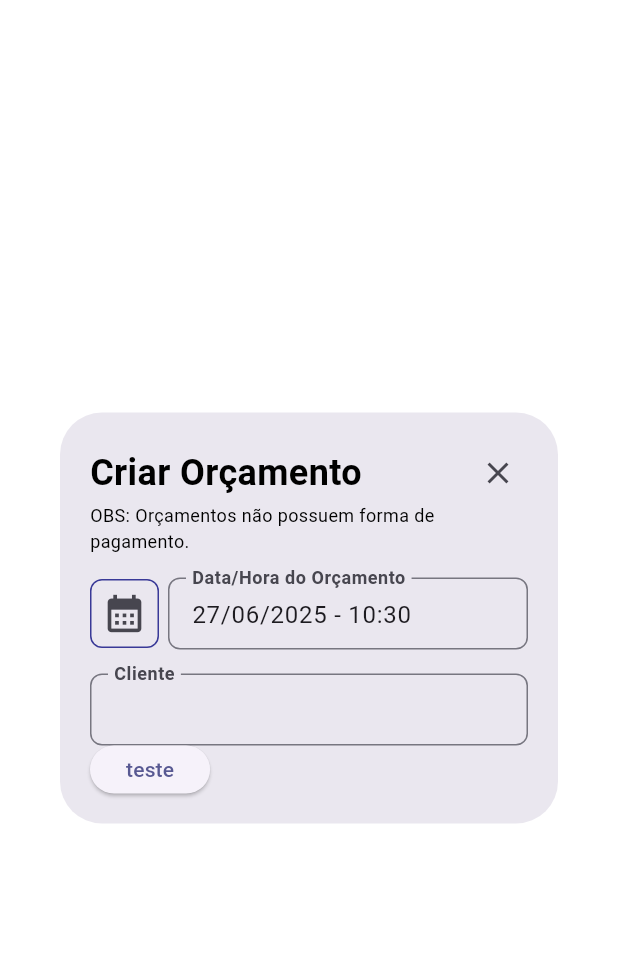
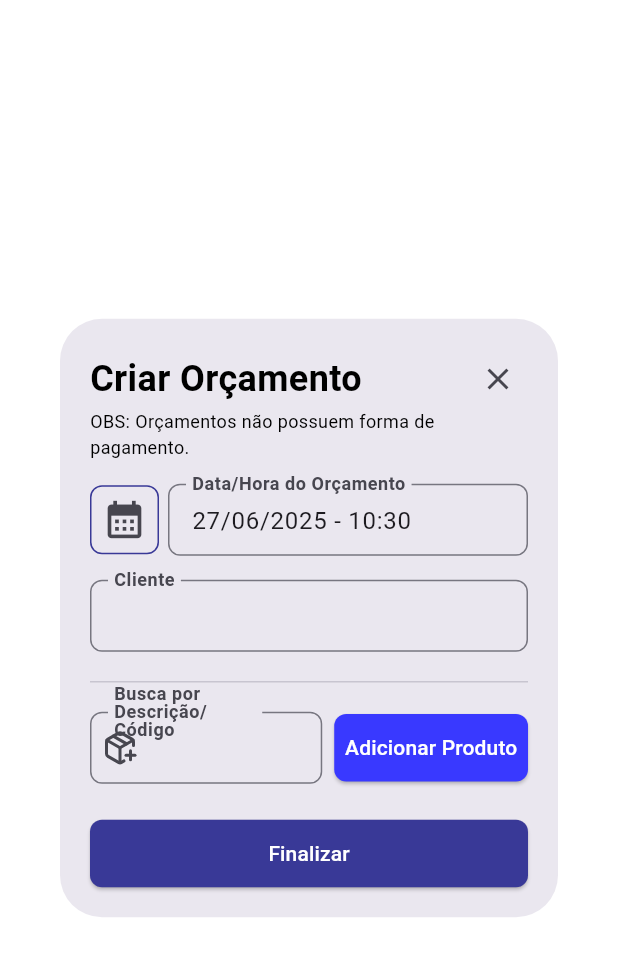
Before and after one commit to joaopedrofraga/manager-app, a Flutter app: the CriarOrcamentoPage screen opened directly, on a phone screen of 412 x 824 dp. Shown: the top 956 px of the screen. Run offline on Flutter 3.47's test engine with Material 3 defaults, Android fonts, the phone set to English and light mode, and no system bars; our stand-ins replace animated_toggle_switch, extended_masked_text, flutter_svg, google_fonts, lucide_icons_flutter, quickalert; missing offline and left inert: cpf_cnpj_validator, postgres; Roboto replaces fonts that are missing (Kanit).

Commit message:
Adição da função de buscar produto na tela de orçamento.

```diff
--- a/lib/core/config/app_colors.dart
+++ b/lib/core/config/app_colors.dart
@@ -10,6 +10,8 @@ class AppColors {
   AppColors._internal();
 
   static const Color primary = Color(0xFF393997);
+
+  static Color secundary = primary.withValues(blue: 180);
 
   static const Color background =
       Colors.white; //Color.fromARGB(255, 244, 244, 255);
--- a/lib/model/produto_model.dart
+++ b/lib/model/produto_model.dart
@@ -1,3 +1,9 @@
+import 'package:flutter/material.dart';
+import 'package:lucide_icons_flutter/lucide_icons.dart';
+import 'package:manager_app/core/config/app_colors.dart';
+import 'package:manager_app/widgets/sizedbox_widget.dart';
+import 'package:manager_app/widgets/text_widget.dart';
+
 class ProdutosModel {
   final int? id;
   final String? codigo;
--- a/lib/presentation/menus/vendas/orcamentos/criar_orcamento_page.dart
+++ b/lib/presentation/menus/vendas/orcamentos/criar_orcamento_page.dart
@@ -1,6 +1,11 @@
 import 'package:flutter/material.dart';
+import 'package:lucide_icons_flutter/lucide_icons.dart';
+import 'package:manager_app/core/config/app_colors.dart';
 import 'package:manager_app/core/extensions/media_query_extension.dart';
+import 'package:manager_app/core/util/buscar_produto_no_banco_de_dados.dart';
+import 'package:manager_app/model/produto_model.dart';
 import 'package:manager_app/widgets/datetime_textformfield_widget.dart';
+import 'package:manager_app/widgets/elevatedbutton_widget.dart';
 import 'package:manager_app/widgets/sizedbox_widget.dart';
 import 'package:manager_app/widgets/text_widget.dart';
 import 'package:manager_app/widgets/textformfield_widget.dart';
@@ -23,6 +28,7 @@ class CriarOrcamentoPage extends StatefulWidget {
 
 class _CriarOrcamentoPageState extends State<CriarOrcamentoPage> {
   DateTime dataHoraOrcamento = DateTime.now();
+  TextEditingController codigoOuDescricaoController = TextEditingController();
 
   void updateDataHora(DateTime novaDataHora) {
     setState(() {
@@ -67,9 +73,43 @@ class _CriarOrcamentoPageState extends State<CriarOrcamentoPage> {
                     controller: TextEditingController(),
                     inputLabel: 'Cliente',
                   ),
-                  ElevatedButton(
-                    onPressed: () => print(dataHoraOrcamento),
-                    child: Text('teste'),
+                  const SizedBoxWidget.sm(),
+                  Divider(),
+                  const SizedBoxWidget.sm(),
+                  Row(
+                    mainAxisSize: MainAxisSize.min,
+                    children: [
+                      Expanded(
+                        child: TextFormFieldWidget(
+                          controller: codigoOuDescricaoController,
+                          inputLabel: 'Busca por Descrição/Código',
+                          icon: LucideIcons.packagePlus,
+                        ),
+                      ),
+                      const SizedBoxWidget.xs(),
+                      ElevatedButtonWidget(
+                        height: 45,
+                        isPrimary: false,
+                        label: '  Adicionar Produto  ',
+                        //icon: Icons.add,
+                        onPressed: () async {
+                          ProdutosModel? produto =
+                              await BuscarProdutoNoBancoDeDados().buscar(
+                                context,
+                                codigoOuDescricaoController.text,
+                              );
+
+                          print(produto);
+                        },
+                      ),
+                    ],
+                  ),
+                  const SizedBoxWidget.lg(),
+                  ElevatedButtonWidget(
+                    width: double.infinity,
+                    height: 45,
+                    label: 'Finalizar',
+                    onPressed: () {},
                   ),
                 ],
               ),
--- a/lib/widgets/datetime_textformfield_widget.dart
+++ b/lib/widgets/datetime_textformfield_widget.dart
@@ -3,6 +3,7 @@
 import 'package:extended_masked_text/extended_masked_text.dart';
 import 'package:flutter/material.dart';
 import 'package:manager_app/core/config/app_colors.dart';
+import 'package:manager_app/widgets/elevatedbutton_widget.dart';
 import 'package:manager_app/widgets/sizedbox_widget.dart';
 import 'package:manager_app/widgets/textformfield_widget.dart';
 
--- a/lib/widgets/elevatedbutton_widget.dart
+++ b/lib/widgets/elevatedbutton_widget.dart
@@ -54,11 +54,7 @@ class ElevatedButtonWidget extends StatelessWidget {
                   Icon(icon, size: 18),
                   const SizedBox(width: 6),
                 ],
-                TextWidget.normal(
-                  label,
-                  color:
-                      isPrimary ? AppColors.whiteColor : AppColors.blackColor,
-                ),
+                TextWidget.normal(label, color: AppColors.background),
               ],
             );
 
@@ -71,7 +67,7 @@ class ElevatedButtonWidget extends StatelessWidget {
           padding: const EdgeInsets.symmetric(vertical: 14),
           backgroundColor:
               backgroundColor ??
-              (isPrimary ? AppColors.primary : AppColors.background),
+              (isPrimary ? AppColors.primary : AppColors.secundary),
           foregroundColor: Colors.white,
           shape: RoundedRectangleBorder(borderRadius: BorderRadius.circular(8)),
         ),
```
Also changed, not shown: lib/core/util/buscar_produto_no_banco_de_dados.dart (added, +92 -0 lines), lib/presentation/menus/cadastro/produtos/consulta_produtos_page.dart (+3 -35 lines), lib/widgets/produto_list_tile_widget.dart (added, +46 -0 lines), 5 other files.
